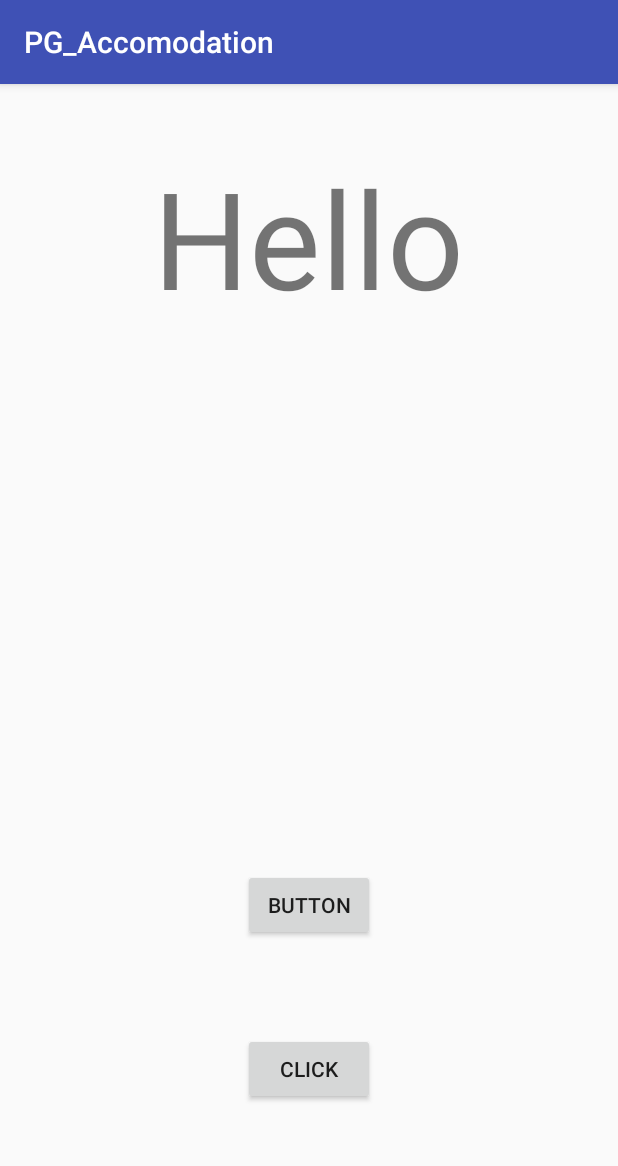
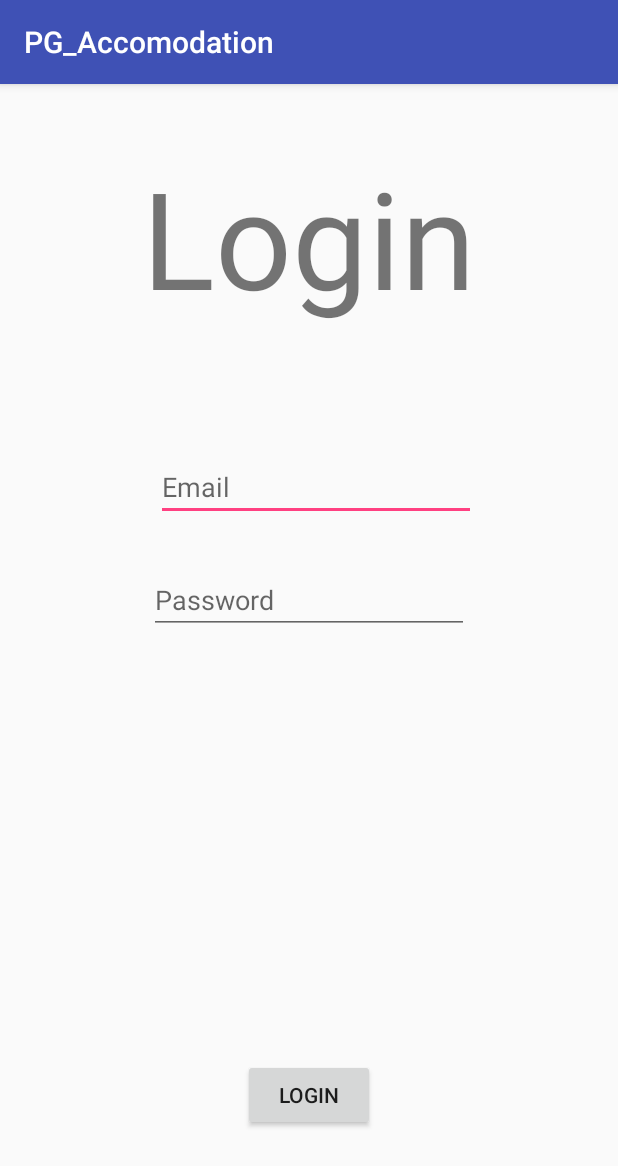
Before and after one commit to Amit-Chavda/PGiotary, an Android app: the screen it shows after launch (MainActivity), on a phone screen of 412 x 824 dp. Shown: the top 1166 px of the screen. Run offline under Robolectric (Android 15) with nearby library versions, the phone set to English and light mode, and no system bars.

Commit message:
Login page

```diff
--- a/app/src/main/res/layout/activity_main.xml
+++ b/app/src/main/res/layout/activity_main.xml
@@ -6,24 +6,15 @@
     android:layout_height="match_parent"
     tools:context="com.example.dhruv.pg_accomodation.MainActivity">
 
-    <Button
-        android:layout_width="wrap_content"
-        android:layout_height="wrap_content"
-        android:layout_alignParentBottom="true"
-        android:layout_centerHorizontal="true"
-        android:layout_marginBottom="87dp"
-        android:text="Click"
-        android:id="@+id/button2" />
 
     <Button
         android:id="@+id/button3"
         android:layout_width="wrap_content"
         android:layout_height="wrap_content"
-        android:layout_above="@+id/button2"
-        android:layout_alignLeft="@+id/button2"
-        android:layout_alignStart="@+id/button2"
-        android:layout_marginBottom="61dp"
-        android:text="Button" />
+        android:layout_alignParentBottom="true"
+        android:layout_centerHorizontal="true"
+        android:layout_marginBottom="70dp"
+        android:text="Login" />
 
     <TextView
         android:id="@+id/textView"
@@ -33,7 +24,30 @@
         android:layout_alignParentTop="true"
         android:layout_centerHorizontal="true"
         android:layout_marginTop="42dp"
-        android:text="Hello" />
+        android:text="Login" />
+
+    <EditText
+        android:id="@+id/editText"
+        android:layout_width="wrap_content"
+        android:layout_height="wrap_content"
+        android:layout_alignEnd="@+id/textView"
+        android:layout_alignRight="@+id/textView"
+        android:layout_below="@+id/textView"
+        android:layout_marginTop="84dp"
+        android:ems="10"
+        android:hint="Email"
+        android:inputType="textEmailAddress" />
+
+    <EditText
+        android:id="@+id/editText2"
+        android:layout_width="wrap_content"
+        android:layout_height="wrap_content"
+        android:layout_below="@+id/editText"
+        android:layout_centerHorizontal="true"
+        android:layout_marginTop="30dp"
+        android:ems="10"
+        android:hint="Password"
+        android:inputType="textPassword" />
 
 
 </RelativeLayout>
```
